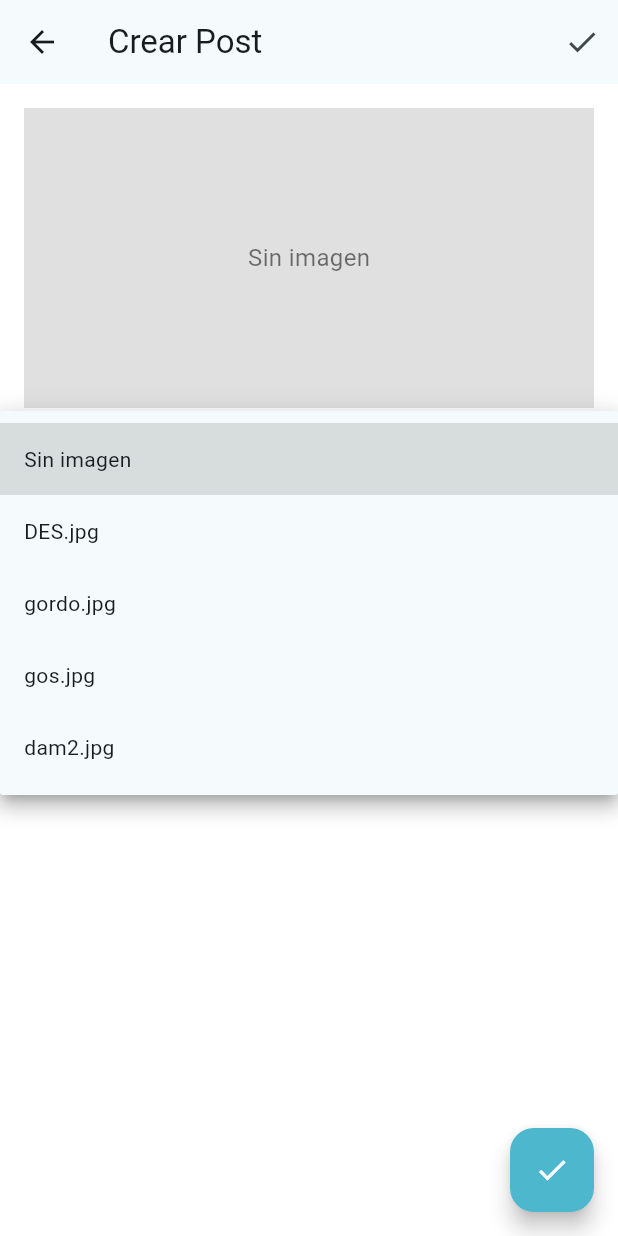
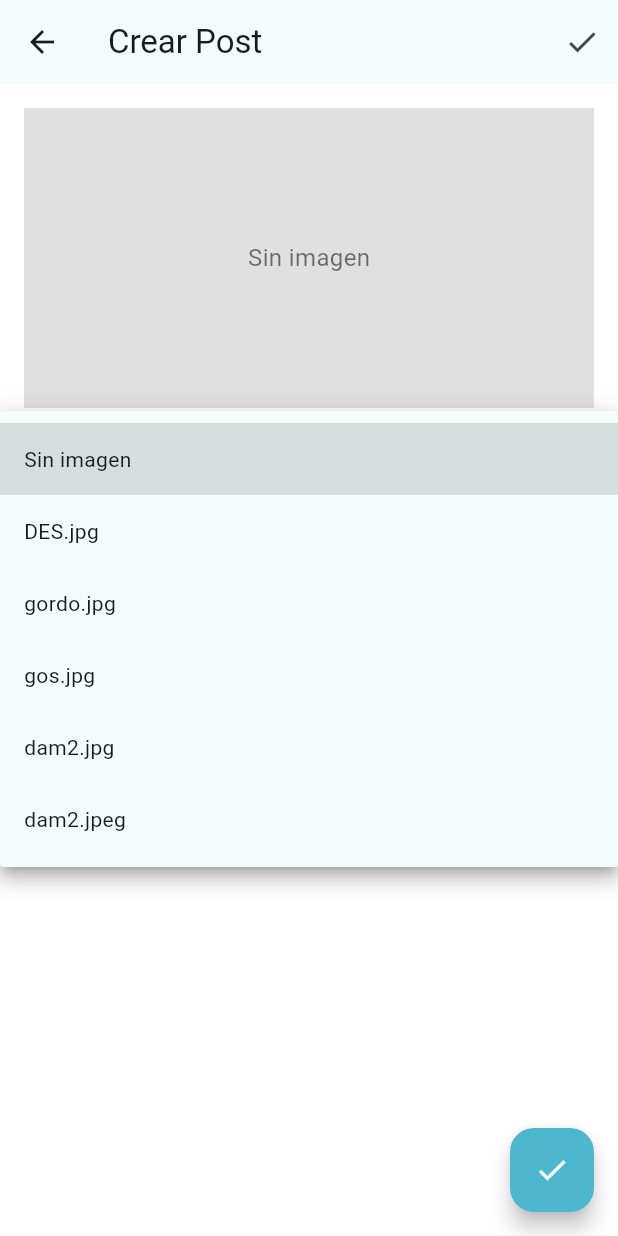
Before and after one commit to oriolnieto/InstaDAM, a Flutter app: the CreatePostPage screen opened directly, after a tap on "Sin imagen", on a phone screen of 412 x 824 dp. Run offline on Flutter 3.47's test engine with Material 3 defaults, Android fonts, the phone set to English and light mode, and no system bars; our stand-ins replace shared_preferences, sqflite; missing offline and left inert: dart:ffi; accounts and stored records are empty.

Commit message:
commit100

```diff
--- a/lib/createPost.dart
+++ b/lib/createPost.dart
@@ -12,7 +12,8 @@ final List<String?> imatges = [
   'assets/DES.jpg',
   'assets/gordo.jpg',
   'assets/gos.jpg',
-  'assets/dam2.jpg'
+  'assets/dam2.jpg',
+  'assets/dam2.jpeg'
 ];
 
 class createPost extends StatelessWidget {
--- a/pubspec.yaml
+++ b/pubspec.yaml
@@ -69,6 +69,7 @@ flutter:
     - assets/gos.jpg
     - assets/imatge.png
     - assets/dam2.jpg
+    - assets/commit100.jpeg
 
   # An image asset can refer to one or more resolution-specific "variants", see
   # https://flutter.dev/to/resolution-aware-images
```
Also changed, not shown: assets/commit100.jpeg (added).
